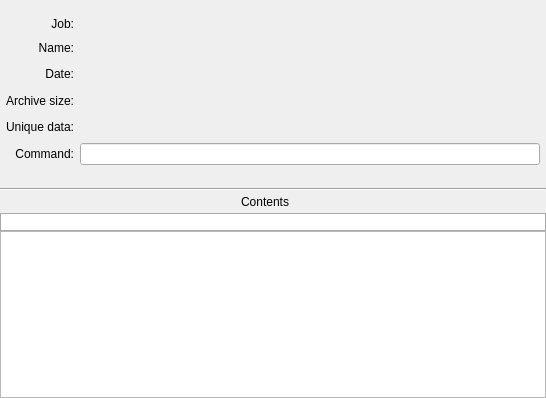
First picture: the form in forms/archivewidget.ui, repository Tarsnap/tarsnap-gui, before the edit.
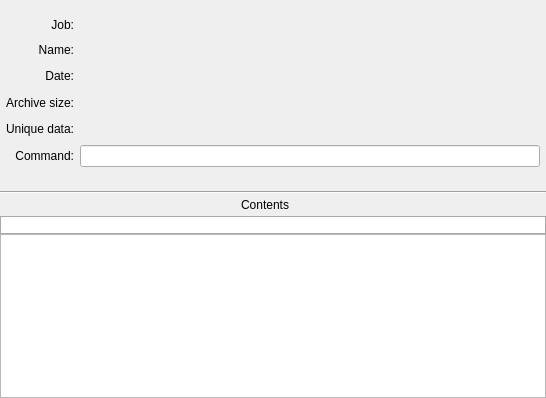
Second picture: the form after the edit. Icons and pictures are not drawn. Custom widgets are drawn as their Qt base class.

Commit message:
ArchiveDetailsWidget: use fixed size for metadataWidget
It should be possible to achieve this with QLayout or SizePolicy or
something like that, but so far I've been unable to do it.  I'd love to
revisit this if/when I discover how to say "make this widget's height as
high as it needs to be, but no higher" without manually specifying a
number of pixels.  :(

```diff
--- a/forms/archivewidget.ui
+++ b/forms/archivewidget.ui
@@ -69,6 +69,18 @@
    </item>
    <item>
     <widget class="QWidget" name="metadataWidget" native="true">
+     <property name="minimumSize">
+      <size>
+       <width>0</width>
+       <height>175</height>
+      </size>
+     </property>
+     <property name="maximumSize">
+      <size>
+       <width>16777215</width>
+       <height>175</height>
+      </size>
+     </property>
      <layout class="QGridLayout" name="archiveGridLayout">
       <property name="leftMargin">
        <number>6</number>
```
